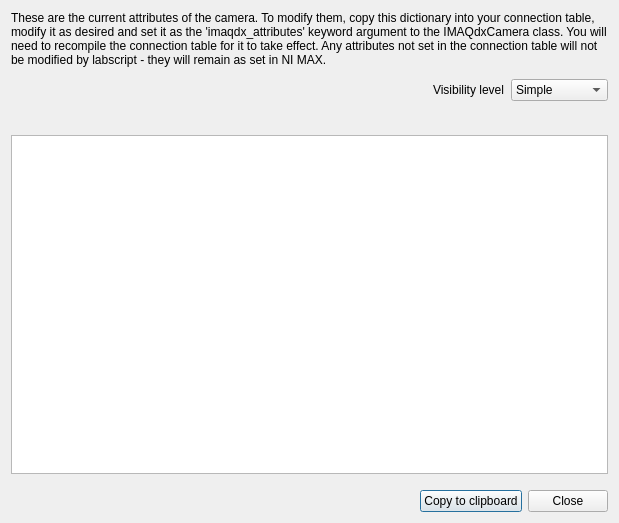
The window that IMAQdxCamera/attributes_dialog.ui (labscript-suite/labscript-devices) describes before a commit, drawn with Qt 5.
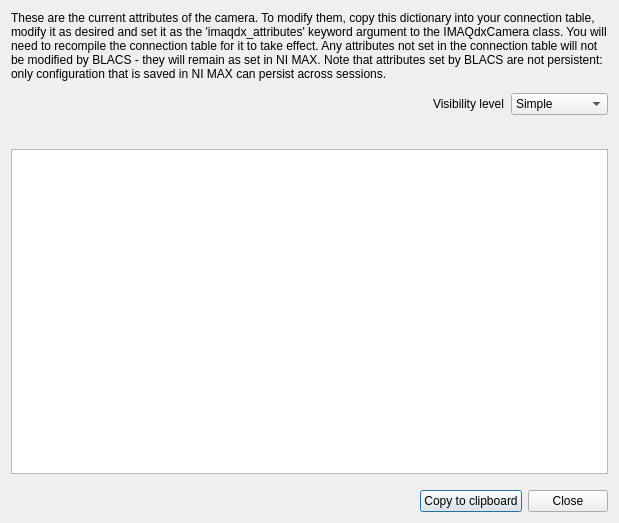
The same window after the commit. Icons and pictures are not drawn.

Commit message: IMAQdxCamera: Better description of interaction between NI MAX and BLACS regarding attributes

```diff
--- a/IMAQdxCamera/attributes_dialog.ui
+++ b/IMAQdxCamera/attributes_dialog.ui
@@ -21,7 +21,7 @@
    <item>
     <widget class="QLabel" name="label">
      <property name="text">
-      <string>These are the current attributes of the camera. To modify them, copy this dictionary into your connection table, modify it as desired and set it as the 'imaqdx_attributes' keyword argument to the IMAQdxCamera class. You will need to recompile the connection table for it to take effect. Any attributes not set in the connection table will not be modified by labscript - they will remain as set in NI MAX.</string>
+      <string>These are the current attributes of the camera. To modify them, copy this dictionary into your connection table, modify it as desired and set it as the 'imaqdx_attributes' keyword argument to the IMAQdxCamera class. You will need to recompile the connection table for it to take effect. Any attributes not set in the connection table will not be modified by BLACS - they will remain as set in NI MAX. Note that attributes set by BLACS are not persistent: only configuration that is saved in NI MAX can persist across sessions.</string>
      </property>
      <property name="wordWrap">
       <bool>true</bool>
```
